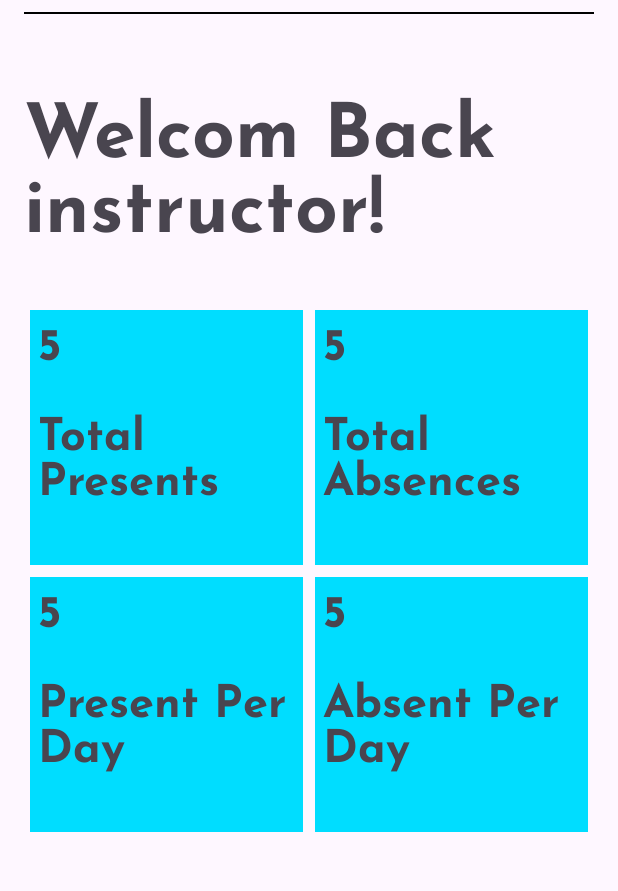
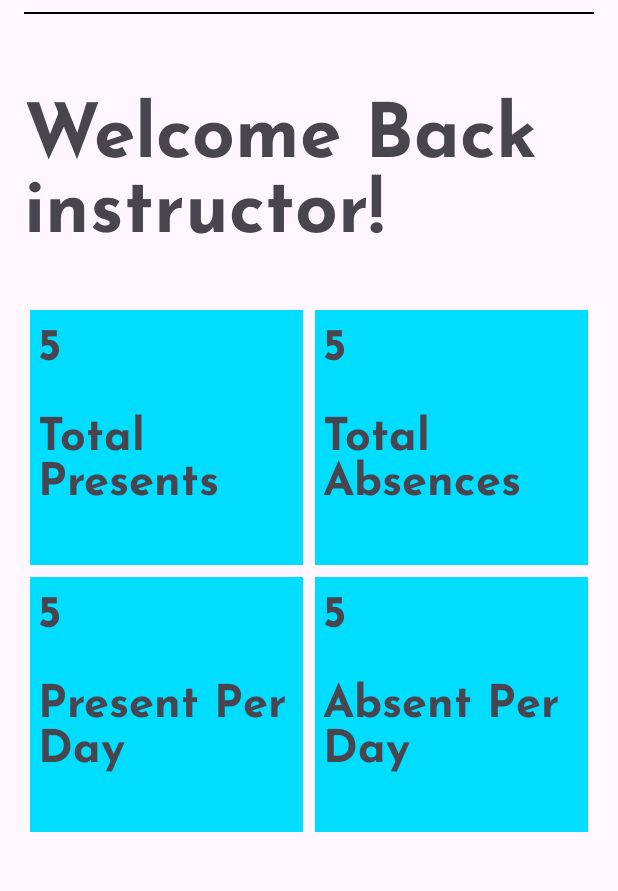
Before and after one commit to thatGuyWhoCodes11/smart_attendance, an Android app: the HomePage screen opened directly, with no data from a screen before it, on a phone screen of 412 x 824 dp, the part 86-977 px from its top. Run offline under Robolectric (Android 15) with nearby library versions, the phone set to English and light mode, and no system bars.

Commit message:
add it to the homepage

```diff
--- a/app/src/main/res/layout/homepage.xml
+++ b/app/src/main/res/layout/homepage.xml
@@ -1,12 +1,30 @@
 <?xml version="1.0" encoding="utf-8"?>
-<RelativeLayout
-    android:id="@+id/SignInLayout"
+<androidx.drawerlayout.widget.DrawerLayout
     xmlns:android="http://schemas.android.com/apk/res/android"
     xmlns:app="http://schemas.android.com/apk/res-auto"
     xmlns:tools="http://schemas.android.com/tools"
+    android:id="@+id/drawer_layout"
     android:layout_width="match_parent"
     android:layout_height="match_parent"
-    tools:context=".MainActivity">
+    tools:context=".HimeActivity"
+    android:fitsSystemWindows="true"
+    tools:openDrawer="end">
+
+    <com.google.android.material.navigation.NavigationView
+        android:id="@+id/navigation_view"
+        android:layout_width="wrap_content"
+        android:layout_height="match_parent"
+        android:layout_gravity="end"
+        android:fitsSystemWindows="true"
+        app:headerLayout="@layout/nav_header"
+        app:menu="@menu/drawer_menu">
+    </com.google.android.material.navigation.NavigationView>
+
+    <!-- Main content layout -->
+    <RelativeLayout
+        android:id="@+id/SignInLayout"
+        android:layout_width="match_parent"
+        android:layout_height="match_parent">
 
         <LinearLayout
             android:layout_width="match_parent"
@@ -41,7 +59,8 @@
                     android:id="@+id/right_icon"
                     android:layout_width="wrap_content"
                     android:layout_height="wrap_content"
-                android:src="@drawable/baseline_menu_24"/>
+                    android:src="@drawable/baseline_menu_24"
+                    android:onClick="openDrawerMenu"/>
             </LinearLayout>
 
             <View
@@ -49,14 +68,14 @@
                 android:layout_height="1dp"
                 android:layout_marginTop="8dp"
                 android:background="@android:color/black"/>
+
             <TextView
                 android:layout_width="match_parent"
                 android:layout_height="match_parent"
                 android:layout_marginTop="40dp"
                 android:fontFamily="@font/josefin_sans_bold"
-            android:text="Welcom Back instructor!"
+                android:text="Welcome Back instructor!"
                 android:textSize="50dp"/>
-
 
             <GridLayout
                 android:layout_width="match_parent"
@@ -68,6 +87,7 @@
                 android:columnOrderPreserved="false">
 
                 <TextView
+                    android:id="@+id/total_present"
                     android:layout_width="0dp"
                     android:layout_height="170dp"
                     android:layout_weight="1"
@@ -77,9 +97,10 @@
                     android:textSize="30sp"
                     android:layout_margin="4dp"
                     android:paddingLeft="5dp"
-                android:background="@android:color/holo_blue_bright"/> <!-- Square 1 -->
+                    android:background="@android:color/holo_blue_bright"/>
 
                 <TextView
+                    android:id="@+id/total_absences"
                     android:layout_width="0dp"
                     android:layout_height="170dp"
                     android:layout_weight="1"
@@ -89,9 +110,10 @@
                     android:textSize="30sp"
                     android:layout_margin="4dp"
                     android:paddingLeft="5dp"
-                android:background="@android:color/holo_blue_bright"/> <!-- Square 2 -->
+                    android:background="@android:color/holo_blue_bright"/>
 
                 <TextView
+                    android:id="@+id/day_presents"
                     android:layout_width="0dp"
                     android:layout_height="170dp"
                     android:layout_weight="1"
@@ -101,9 +123,10 @@
                     android:textSize="30sp"
                     android:layout_margin="4dp"
                     android:paddingLeft="5dp"
-                android:background="@android:color/holo_blue_bright"/> <!-- Square 3 -->
+                    android:background="@android:color/holo_blue_bright"/>
 
                 <TextView
+                    android:id="@+id/day_absences"
                     android:layout_width="0dp"
                     android:layout_height="170dp"
                     android:layout_weight="1"
@@ -113,11 +136,8 @@
                     android:textSize="30sp"
                     android:layout_margin="4dp"
                     android:paddingLeft="5dp"
-                android:background="@android:color/holo_blue_bright"/> <!-- Square 4 -->
-
+                    android:background="@android:color/holo_blue_bright"/>
             </GridLayout>
         </LinearLayout>
-
-
-
     </RelativeLayout>
+</androidx.drawerlayout.widget.DrawerLayout>
```
Lines whose indentation alone changed are shown as unchanged.
